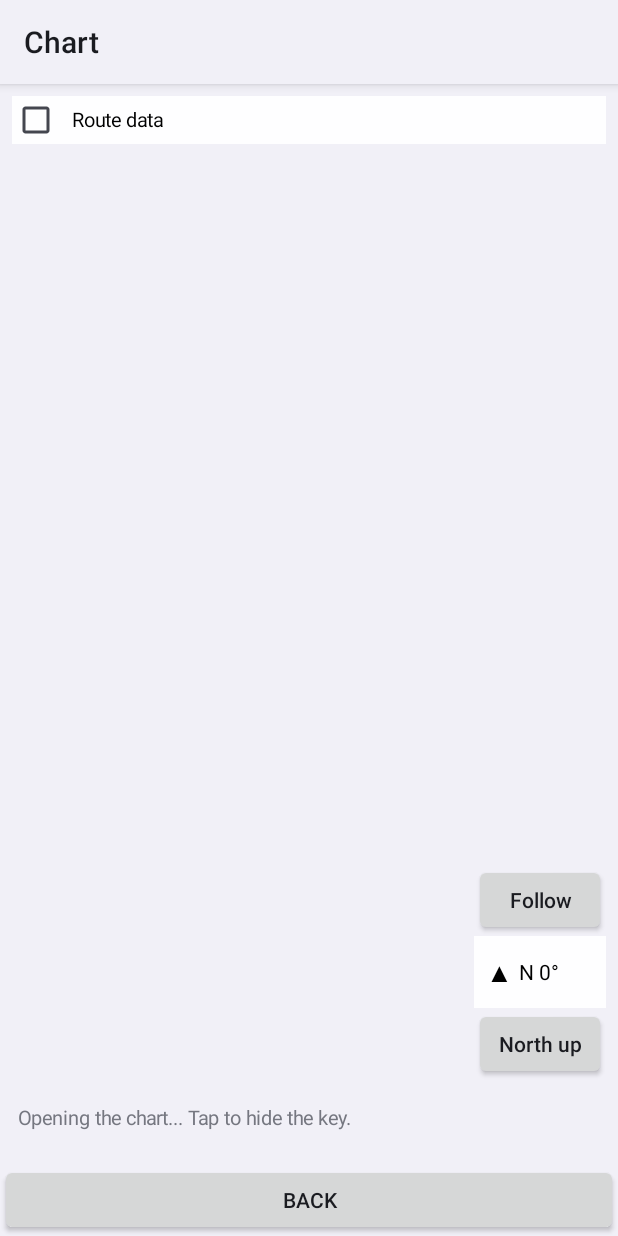
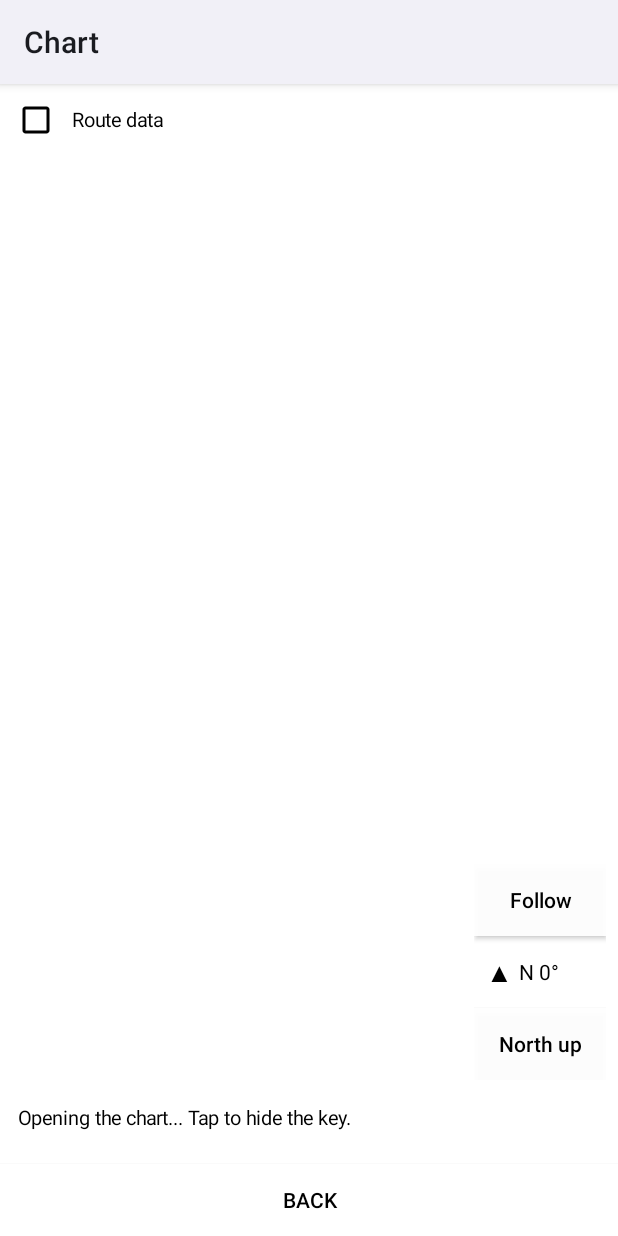
Before and after one commit to jnyer27/noaa-osmand-charts, an Android app: the ChartMapActivity screen opened directly, with no data from a screen before it, on a phone screen of 412 x 824 dp. Run offline under Robolectric (Android 15) with nearby library versions, the phone set to English and light mode, and no system bars; libraries missing offline, so code that uses them is left out: org.maplibre.android; network calls fail; 8 statements that could not run were skipped.

Commit message:
Keep the chart controls readable in dark mode.
The chart follows the phone's light or dark setting. Follow, the compass, Course up, and the key use one matching pair of colors, and Android is told not to auto-darken them.

Co-authored-by: jnyer27 <jnyer27@users.noreply.github.com>

```diff
--- a/android/app/src/main/AndroidManifest.xml
+++ b/android/app/src/main/AndroidManifest.xml
@@ -20,6 +20,7 @@
         android:icon="@mipmap/ic_launcher"
         android:label="NOAA Route"
         android:largeHeap="true"
+        android:forceDarkAllowed="false"
         android:theme="@android:style/Theme.DeviceDefault.Light">
         <activity
             android:name=".MainActivity"
@@ -66,7 +67,9 @@
         <activity
             android:name=".ChartMapActivity"
             android:configChanges="orientation|keyboardHidden|screenSize"
-            android:exported="false" />
+            android:exported="false"
+            android:forceDarkAllowed="false"
+            android:theme="@android:style/Theme.DeviceDefault.DayNight" />
         <!-- Chart maps: a finished DownloadManager download starts the conversion job -->
         <receiver
             android:name=".ChartDownloadReceiver"
--- a/android/app/src/main/java/com/jnyer27/noaaroute/ChartMapActivity.kt
+++ b/android/app/src/main/java/com/jnyer27/noaaroute/ChartMapActivity.kt
@@ -5,6 +5,8 @@ import android.app.Activity
 import android.app.AlertDialog
 import android.content.Context
 import android.content.pm.PackageManager
+import android.content.res.ColorStateList
+import android.content.res.Configuration
 import android.database.sqlite.SQLiteDatabase
 import android.graphics.Color
 import android.location.Location
@@ -120,6 +122,16 @@ class ChartMapActivity : Activity() {
 
     private fun dp(v: Int) = (v * resources.displayMetrics.density).toInt()
 
+    private fun systemNight(): Boolean =
+        (resources.configuration.uiMode and Configuration.UI_MODE_NIGHT_MASK) == Configuration.UI_MODE_NIGHT_YES
+
+    /** Paint a control with the day or night pair. Hard-coded black on white goes black on black when the phone darkens a light theme. */
+    private fun paintControl(v: TextView, chrome: ChartTiles.ChartChrome, bg: Int = chrome.panel) {
+        v.setTextColor(chrome.text)
+        v.setBackgroundColor(bg)
+        if (v is CheckBox) v.buttonTintList = ColorStateList.valueOf(chrome.text)
+    }
+
     override fun onCreate(savedInstanceState: Bundle?) {
         super.onCreate(savedInstanceState)
         MapLibre.getInstance(this)
@@ -133,6 +145,8 @@ class ChartMapActivity : Activity() {
         title = "Chart"
 
         val root = LinearLayout(this).apply { orientation = LinearLayout.VERTICAL }
+        val chrome = ChartTiles.chartChrome(systemNight())
+        root.setBackgroundColor(chrome.keyBg)
         mapView = MapView(this)
         mapView.onCreate(savedInstanceState)
         val frame = FrameLayout(this)
@@ -140,16 +154,14 @@ class ChartMapActivity : Activity() {
         routeLegend = TextView(this).apply {
             visibility = View.GONE
             textSize = 11f
-            setTextColor(Color.BLACK)
-            setBackgroundColor(0xF2FFFFFF.toInt())
             setPadding(dp(8), dp(4), dp(8), dp(6))
+            paintControl(this, chrome)
         }
         routeToggle = CheckBox(this).apply {
             text = RouteOverlay.TOGGLE
             textSize = 13f
-            setTextColor(Color.BLACK)
-            setBackgroundColor(0xF2FFFFFF.toInt())
             setPadding(dp(8), dp(2), dp(8), dp(2))
+            paintControl(this, chrome)
             isChecked = prefs.getBoolean(RouteOverlay.PREF, false)
             overlayOn = isChecked
             setOnCheckedChangeListener { _, on ->
@@ -172,24 +184,25 @@ class ChartMapActivity : Activity() {
             text = "Follow"
             isAllCaps = false
             textSize = 14f
+            paintControl(this, chrome)
             setOnClickListener { onFollowTapped() }
         }
         compassArrow = TextView(this).apply {
             text = "▲"
             textSize = 18f
-            setTextColor(Color.BLACK)
             gravity = Gravity.CENTER
+            setTextColor(chrome.text)
         }
         compassLabel = TextView(this).apply {
             text = ChartTiles.compassText(0.0)
             textSize = 14f
-            setTextColor(Color.BLACK)
+            setTextColor(chrome.text)
             setPadding(dp(4), 0, 0, 0)
         }
         val compass = LinearLayout(this).apply {
             orientation = LinearLayout.HORIZONTAL
             gravity = Gravity.CENTER_VERTICAL
-            setBackgroundColor(0xF2FFFFFF.toInt())
+            setBackgroundColor(chrome.panel)
             setPadding(dp(8), dp(4), dp(8), dp(4))
             minimumHeight = dp(48)
             isClickable = true
@@ -201,6 +214,7 @@ class ChartMapActivity : Activity() {
             isAllCaps = false
             textSize = 14f
             text = if (courseUp) "Course up" else "North up"
+            paintControl(this, chrome)
             setOnClickListener { toggleCourse() }
         }
         val controls = LinearLayout(this).apply {
@@ -219,6 +233,7 @@ class ChartMapActivity : Activity() {
             textSize = 13f
             minimumHeight = dp(48)
             setPadding(dp(12), dp(8), dp(12), dp(4))
+            paintControl(this, chrome, chrome.keyBg)
             isClickable = true
             setOnClickListener {
                 keyOpen = !keyOpen
@@ -236,10 +251,14 @@ class ChartMapActivity : Activity() {
             setPadding(dp(12), dp(8), dp(12), dp(8))
         }
         root.addView(picked)
-        downloadButton = Button(this).apply { visibility = View.GONE }
+        downloadButton = Button(this).apply {
+            visibility = View.GONE
+            paintControl(this, chrome, chrome.keyBg)
+        }
         root.addView(downloadButton)
         root.addView(Button(this).apply {
             text = "Back"
+            paintControl(this, chrome, chrome.keyBg)
             setOnClickListener { finish() }
         })
         setContentView(root)
```
Also changed, not shown: android/app/src/main/java/com/jnyer27/noaaroute/ChartTiles.kt (+26 -0 lines), 2 other files.
